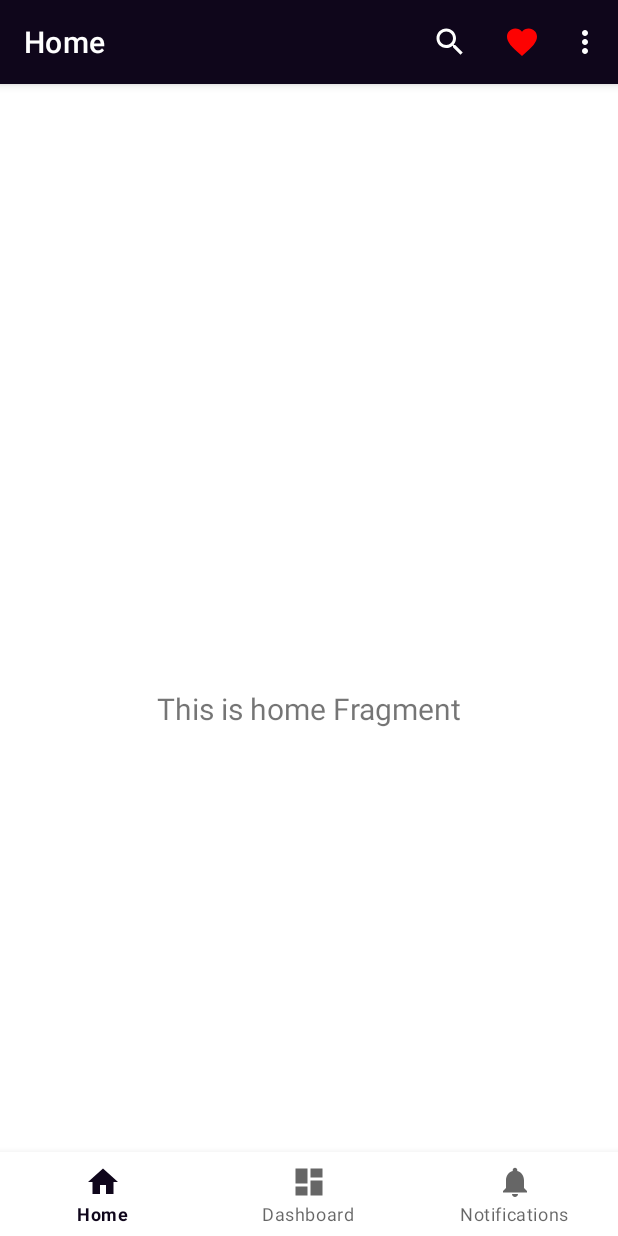
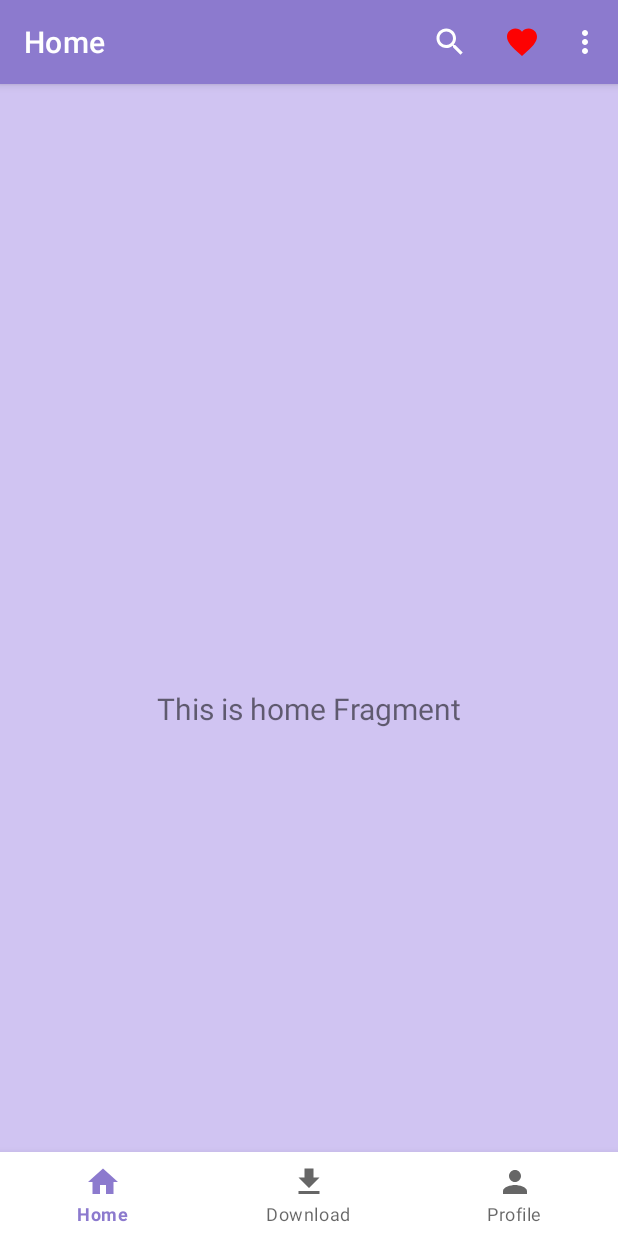
Before and after one commit to SitiJubaidahmunthe/AplicatonMovie, an Android app: the MainActivity2 screen opened directly, with no data from a screen before it, on a phone screen of 412 x 824 dp. Run offline under Robolectric (Android 15) with nearby library versions, the light colour scheme and no system bars; our stand-ins replace navigation-ui.

Commit message:
sawaliyah : intent pada logout, warna aplikasi dan penambahan icon nav bar

```diff
--- a/app/src/main/java/com/example/aplicatonmovie/MainActivity2.kt
+++ b/app/src/main/java/com/example/aplicatonmovie/MainActivity2.kt
@@ -1,8 +1,10 @@
 package com.example.aplicatonmovie
 
+import android.content.Intent
 import android.os.Bundle
 import android.view.Menu
 import android.view.MenuItem
+import android.widget.Button
 import android.widget.Toast
 import com.google.android.material.bottomnavigation.BottomNavigationView
 import androidx.appcompat.app.AppCompatActivity
@@ -36,6 +38,8 @@ private lateinit var binding: ActivityMain2Binding
     override fun onCreateOptionsMenu(menu: Menu): Boolean {
         menuInflater.inflate(R.menu.option_menu, menu)
         return true
+
+
     }
     override fun onOptionsItemSelected(item: MenuItem): Boolean {
         when (item.itemId){
@@ -52,7 +56,8 @@ private lateinit var binding: ActivityMain2Binding
                 return true
             }
             R.id.menu4 ->{
-                Toast.makeText(this,"Not Available yet", Toast.LENGTH_SHORT).show()
+                val intent = Intent(this@MainActivity2,MainActivity::class.java)
+                startActivity(intent)
                 return true
             }
             else -> return true
--- a/app/src/main/res/layout/activity_main.xml
+++ b/app/src/main/res/layout/activity_main.xml
@@ -59,6 +59,7 @@
                 android:layout_height="60dp"
                 android:layout_marginTop="30dp"
                 android:text="Login"
+                android:textColor="@color/white"
                 android:textSize="18sp"
                 app:cornerRadius="20dp" />
         </LinearLayout>
--- a/app/src/main/res/layout/activity_main2.xml
+++ b/app/src/main/res/layout/activity_main2.xml
@@ -1,11 +1,11 @@
 <?xml version="1.0" encoding="utf-8"?>
-<androidx.constraintlayout.widget.ConstraintLayout
-    xmlns:android="http://schemas.android.com/apk/res/android"
+<androidx.constraintlayout.widget.ConstraintLayout xmlns:android="http://schemas.android.com/apk/res/android"
     xmlns:app="http://schemas.android.com/apk/res-auto"
     android:id="@+id/container"
     android:layout_width="match_parent"
     android:layout_height="match_parent"
-    android:paddingTop="?attr/actionBarSize" >
+    android:background="#D0C4F2"
+    android:paddingTop="?attr/actionBarSize">
 
     <com.google.android.material.bottomnavigation.BottomNavigationView
         android:id="@+id/nav_view"
@@ -17,7 +17,7 @@
         app:layout_constraintBottom_toBottomOf="parent"
         app:layout_constraintLeft_toLeftOf="parent"
         app:layout_constraintRight_toRightOf="parent"
-        app:menu="@menu/bottom_nav_menu"/>
+        app:menu="@menu/bottom_nav_menu" />
 
     <fragment
         android:id="@+id/nav_host_fragment_activity_main2"
@@ -29,7 +29,6 @@
         app:layout_constraintLeft_toLeftOf="parent"
         app:layout_constraintRight_toRightOf="parent"
         app:layout_constraintTop_toTopOf="parent"
-        app:navGraph="@navigation/mobile_navigation"
-    />
+        app:navGraph="@navigation/mobile_navigation" />
 
 </androidx.constraintlayout.widget.ConstraintLayout>
--- a/app/src/main/res/menu/bottom_nav_menu.xml
+++ b/app/src/main/res/menu/bottom_nav_menu.xml
@@ -8,12 +8,12 @@
 
     <item
         android:id="@+id/navigation_dashboard"
-        android:icon="@drawable/ic_dashboard_black_24dp"
-        android:title="@string/title_dashboard"/>
+        android:icon="@drawable/ic_baseline_download_24"
+        android:title="@string/title_download"/>
 
     <item
         android:id="@+id/navigation_notifications"
-        android:icon="@drawable/ic_notifications_black_24dp"
-        android:title="@string/title_notifications"/>
+        android:icon="@drawable/ic_baseline_person_24"
+        android:title="@string/title_profile"/>
 
 </menu>
--- a/app/src/main/res/navigation/mobile_navigation.xml
+++ b/app/src/main/res/navigation/mobile_navigation.xml
@@ -14,12 +14,12 @@
     <fragment
         android:id="@+id/navigation_dashboard"
         android:name="com.example.aplicatonmovie.ui.dashboard.DashboardFragment"
-        android:label="@string/title_dashboard"
+        android:label="@string/title_download"
         tools:layout="@layout/fragment_dashboard" />
 
     <fragment
         android:id="@+id/navigation_notifications"
         android:name="com.example.aplicatonmovie.ui.notifications.NotificationsFragment"
-        android:label="@string/title_notifications"
+        android:label="@string/title_profile"
         tools:layout="@layout/fragment_notifications" />
 </navigation>
--- a/app/src/main/res/values/colors.xml
+++ b/app/src/main/res/values/colors.xml
@@ -1,11 +1,11 @@
 <?xml version="1.0" encoding="utf-8"?>
 <resources>
     <color name="purple_200">#FFBB86FC</color>
-    <color name="purple_500">#0F061B</color>
-    <color name="purple_700">#FF3700B3</color>
+    <color name="purple_500">#8C7ACE</color>
+    <color name="purple_700">#4C426E</color>
     <color name="teal_200">#FF03DAC5</color>
     <color name="teal_700">#FF018786</color>
     <color name="black">#FF000000</color>
-    <color name="white">#382C49</color>
+    <color name="white">#FFFFFF</color>
     <color name="purple">#8692f7</color>
 </resources>
--- a/app/src/main/res/values/strings.xml
+++ b/app/src/main/res/values/strings.xml
@@ -2,6 +2,6 @@
     <string name="app_name">AplicatonMovie</string>
     <string name="title_activity_main2">MainActivity2</string>
     <string name="title_home">Home</string>
-    <string name="title_dashboard">Dashboard</string>
-    <string name="title_notifications">Notifications</string>
+    <string name="title_download">Download</string>
+    <string name="title_profile">Profile</string>
 </resources>
```
